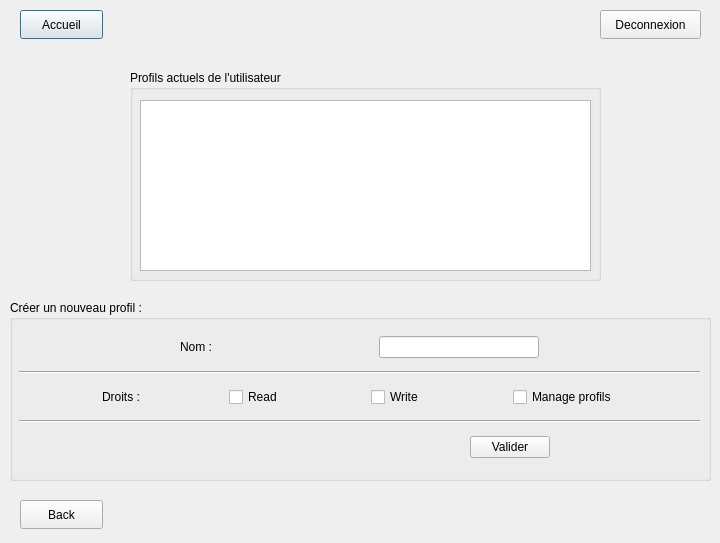
Qt form profils_manager.ui (HenriSalard/QT_TP1) before a commit.
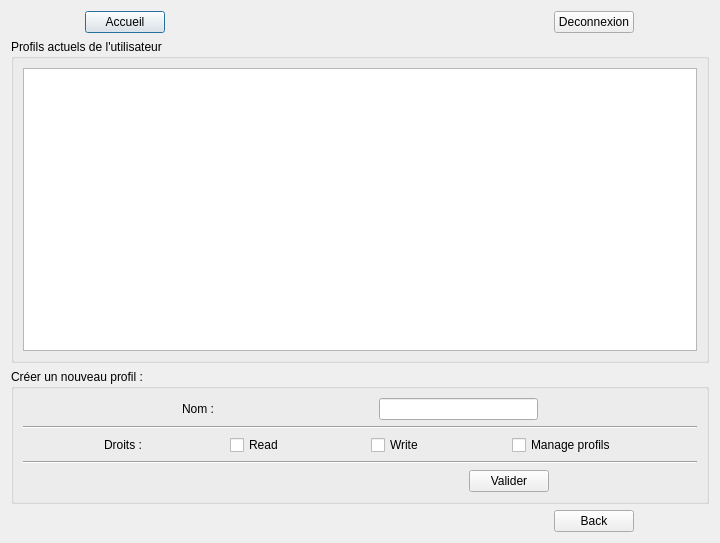
The same form after that commit.

What changed in the file:
```diff
--- a/profils_manager.ui
+++ b/profils_manager.ui
@@ -13,89 +13,21 @@
   <property name="windowTitle">
    <string>Dialog</string>
   </property>
+  <layout class="QGridLayout" name="gridLayout">
+   <item row="0" column="0" alignment="Qt::AlignHCenter">
   <widget class="QPushButton" name="accueilButton">
-   <property name="geometry">
-    <rect>
-     <x>20</x>
-     <y>10</y>
-     <width>83</width>
-     <height>29</height>
-    </rect>
-   </property>
    <property name="text">
     <string>Accueil</string>
    </property>
   </widget>
-  <widget class="QPushButton" name="logOutButton">
-   <property name="geometry">
-    <rect>
-     <x>600</x>
-     <y>10</y>
-     <width>101</width>
-     <height>29</height>
-    </rect>
-   </property>
-   <property name="text">
-    <string>Deconnexion</string>
-   </property>
-  </widget>
-  <widget class="QPushButton" name="backButton">
-   <property name="geometry">
-    <rect>
-     <x>20</x>
-     <y>500</y>
-     <width>83</width>
-     <height>29</height>
-    </rect>
-   </property>
-   <property name="text">
-    <string>Back</string>
-   </property>
-  </widget>
-  <widget class="QGroupBox" name="groupBox">
-   <property name="geometry">
-    <rect>
-     <x>130</x>
-     <y>70</y>
-     <width>471</width>
-     <height>211</height>
-    </rect>
-   </property>
-   <property name="title">
-    <string>Profils actuels de l'utilisateur</string>
-   </property>
-   <widget class="QTableWidget" name="tableWidget">
-    <property name="geometry">
-     <rect>
-      <x>10</x>
-      <y>30</y>
-      <width>451</width>
-      <height>171</height>
-     </rect>
-    </property>
-   </widget>
-  </widget>
+   </item>
+   <item row="2" column="0" colspan="3">
   <widget class="QGroupBox" name="groupBox_3">
-   <property name="geometry">
-    <rect>
-     <x>10</x>
-     <y>300</y>
-     <width>701</width>
-     <height>181</height>
-    </rect>
-   </property>
    <property name="title">
     <string>Créer un nouveau profil :</string>
    </property>
-   <widget class="QWidget" name="verticalLayoutWidget">
-    <property name="geometry">
-     <rect>
-      <x>9</x>
-      <y>29</y>
-      <width>681</width>
-      <height>141</height>
-     </rect>
-    </property>
+     <layout class="QVBoxLayout" name="verticalLayout_3">
+      <item>
     <layout class="QVBoxLayout" name="verticalLayout">
      <item>
       <layout class="QHBoxLayout" name="horizontalLayout_2">
@@ -325,8 +257,37 @@
       </layout>
      </item>
     </layout>
-   </widget>
-  </widget>
+      </item>
+     </layout>
+    </widget>
+   </item>
+   <item row="0" column="2" alignment="Qt::AlignHCenter">
+    <widget class="QPushButton" name="logOutButton">
+     <property name="text">
+      <string>Deconnexion</string>
+     </property>
+    </widget>
+   </item>
+   <item row="1" column="0" colspan="3">
+    <widget class="QGroupBox" name="groupBox">
+     <property name="title">
+      <string>Profils actuels de l'utilisateur</string>
+     </property>
+     <layout class="QVBoxLayout" name="verticalLayout_2">
+      <item>
+       <widget class="QTableWidget" name="tableWidget"/>
+      </item>
+     </layout>
+    </widget>
+   </item>
+   <item row="3" column="2" alignment="Qt::AlignHCenter">
+    <widget class="QPushButton" name="backButton">
+     <property name="text">
+      <string>Back</string>
+     </property>
+    </widget>
+   </item>
+  </layout>
   <zorder>groupBox_3</zorder>
   <zorder>accueilButton</zorder>
   <zorder>logOutButton</zorder>
```
Left out of the diff: 2 changed lines with no effect on the pictures. Lines whose indentation alone changed are shown as unchanged.
